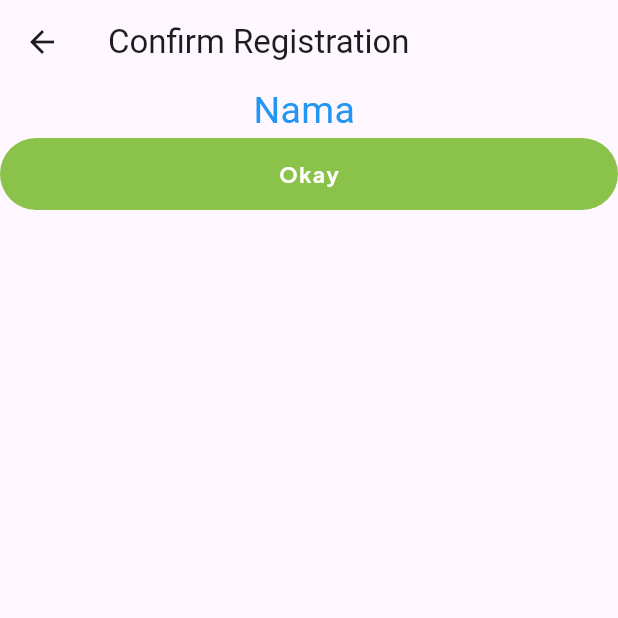
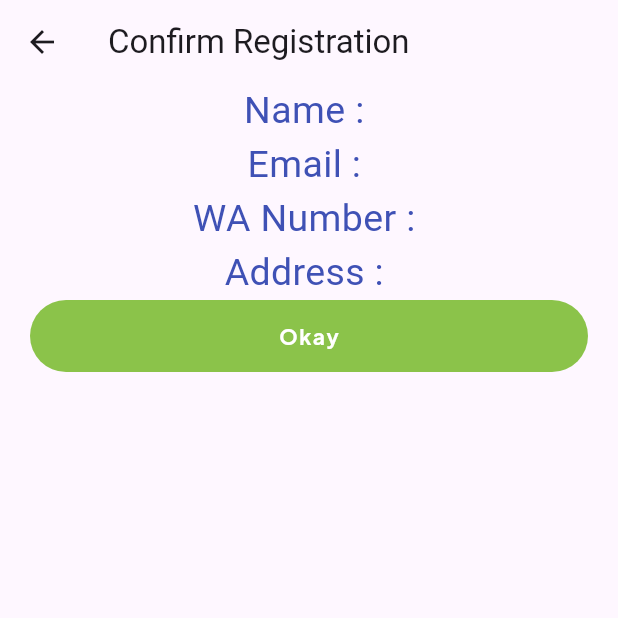
Before and after one commit to AnsaMut2073/TugasFlutter-01, a Flutter app: the screen it shows after launch, after a tap on "Send", on a phone screen of 412 x 824 dp, the top half of it. Run offline on Flutter 3.47's test engine with Material 3 defaults, Android fonts, the phone set to English and light mode, and no system bars; our stand-ins replace get, google_fonts.

Commit message:
add textfield email, WA number, address

```diff
--- a/lib/controller/confirmreg_controller.dart
+++ b/lib/controller/confirmreg_controller.dart
@@ -1,13 +1,19 @@
 import 'package:get/get.dart';
 
 class ConfirmregController extends GetxController {
-  late String nama;
+  late String name;
+  late String email;
+  late String wa_number;
+  late String address;
 
   @override
   void onInit() {
     // TODO: implement onInit
     super.onInit();
     final arguments = Get.arguments;
-    nama = arguments['name'];
+    name = arguments['name'];
+    email = arguments['email'];
+    wa_number = arguments['wa_number'];
+    address = arguments['address'];
   }
 }
--- a/lib/pages/confirmreg_page.dart
+++ b/lib/pages/confirmreg_page.dart
@@ -14,9 +14,25 @@ class ConfirmRegPage extends StatelessWidget {
       appBar: AppBar(title: Text("Confirm Registration")),
       body: Column(
         children: [
+          Padding(
+            padding: const EdgeInsets.symmetric(horizontal: 20, vertical: 0),
+            child: Column(
+              children: [
                 Text(
-            "Nama ${controller.nama}",
-            style: TextStyle(fontSize: 25, color: Colors.blue),
+                  "Name : ${controller.name}",
+                  style: TextStyle(fontSize: 25, color: Colors.indigo),
+                ),
+                Text(
+                  "Email : ${controller.email}",
+                  style: TextStyle(fontSize: 25, color: Colors.indigo),
+                ),
+                Text(
+                  "WA Number : ${controller.wa_number}",
+                  style: TextStyle(fontSize: 25, color: Colors.indigo),
+                ),
+                Text(
+                  "Address : ${controller.address}",
+                  style: TextStyle(fontSize: 25, color: Colors.indigo),
                 ),
 
                 CustomButton(
@@ -29,6 +45,9 @@ class ConfirmRegPage extends StatelessWidget {
                 ),
               ],
             ),
+          ),
+        ],
+      ),
     );
   }
 }
--- a/lib/pages/registration_page.dart
+++ b/lib/pages/registration_page.dart
@@ -10,12 +10,38 @@ class RegistrationPage extends StatelessWidget {
   @override
   Widget build(BuildContext context) {
     TextEditingController txtNama = TextEditingController();
+    TextEditingController txtEmail = TextEditingController();
+    TextEditingController txtNoWA = TextEditingController();
+    TextEditingController txtAddress = TextEditingController();
 
     return Scaffold(
       appBar: AppBar(title: Text("Registration Page")),
       body: Column(
         children: [
-          CustomTextfield(txtController: txtNama, myHint: "input name"),
+          Padding(
+            padding: const EdgeInsets.symmetric(horizontal: 20, vertical: 0),
+            child: Column(
+              children: [
+                CustomTextfield(
+                    txtController: txtNama,
+                    myHint: "Name"
+                ),
+                SizedBox(height: 8),
+                CustomTextfield(
+                    txtController: txtEmail,
+                    myHint: "Email"
+                ),
+                SizedBox(height: 8),
+                CustomTextfield(
+                    txtController: txtNoWA,
+                    myHint: "WA Number"
+                ),
+                SizedBox(height: 8),
+                CustomTextfield(
+                    txtController: txtAddress,
+                    myHint: "Address"
+                ),
+                SizedBox(height: 30),
                 CustomButton(
                     myText: "Send",
                     onPressed: () {
@@ -26,8 +52,9 @@ class RegistrationPage extends StatelessWidget {
                         Routes.confirm_registration,
                         arguments: {
                           'name': txtNama.text.toString(),
-                    'jenis_kelamin': "laki laki", // dari widget kalian,
-                    // dll
+                          'email': txtEmail.text.toString(),
+                          'wa_number': txtNoWA.text.toString(),
+                          'address': txtAddress.text.toString()
                         },
                       );
                     },
@@ -36,6 +63,9 @@ class RegistrationPage extends StatelessWidget {
                 ),
               ],
             ),
+          ),
+        ],
+      ),
     );
   }
 }
```
Lines whose indentation alone changed are shown as unchanged.
